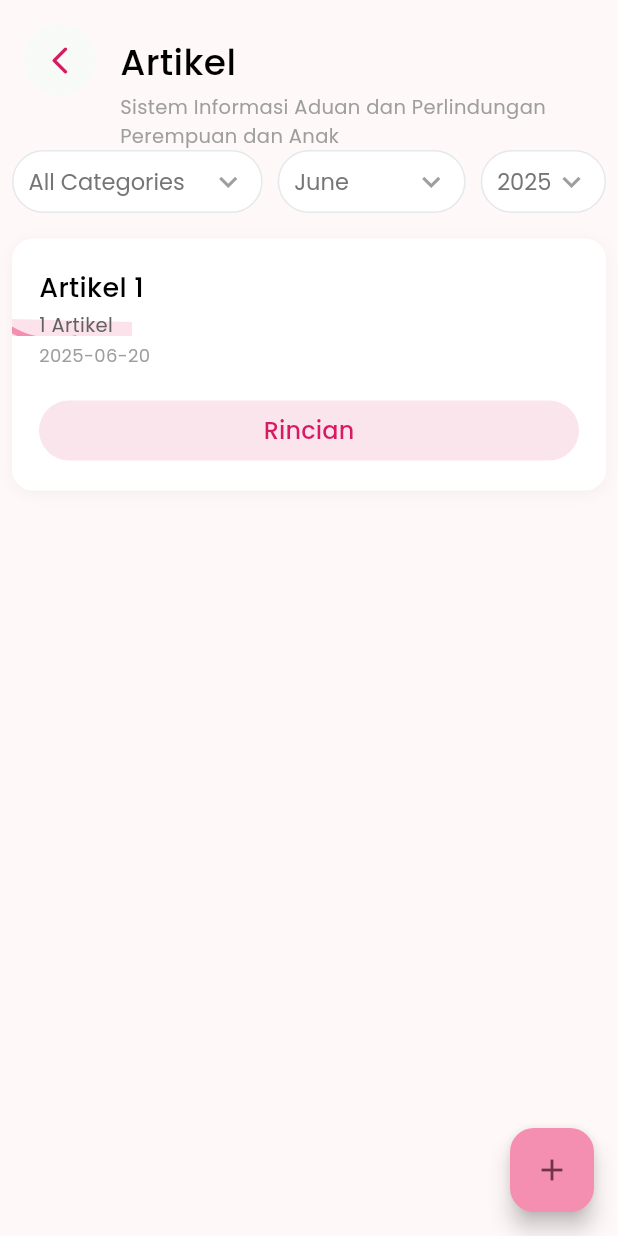
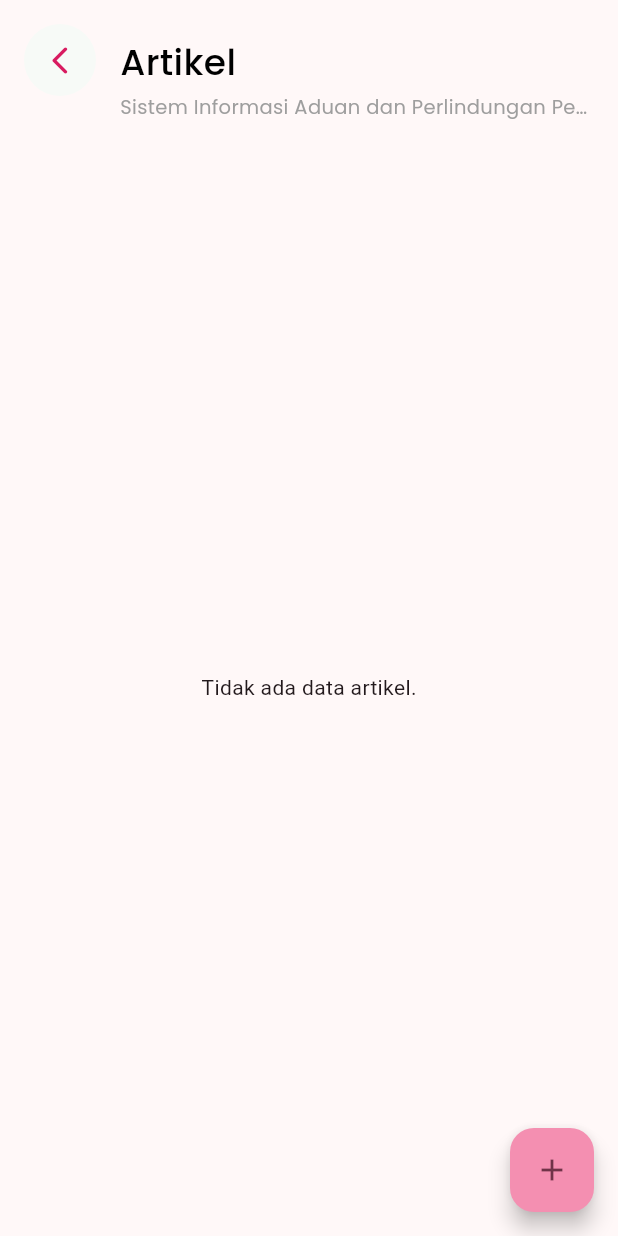
Before and after one commit to Agussaputr44/SiapPA-fe, a Flutter app: the ArticleScreen screen opened by its route, on a phone screen of 412 x 824 dp. Run offline on Flutter 3.47's test engine with Material 3 defaults, Android fonts, the phone set to English and light mode, and no system bars; our stand-ins replace curved_navigation_bar, flutter_secure_storage, google_fonts, google_sign_in, video_player; accounts and stored records are empty.

Commit message:
feat: add fetch all articles

````diff
--- a/lib/configs/api_config.dart
+++ b/lib/configs/api_config.dart
@@ -56,7 +56,7 @@ class ApiConfig {
   // === Endpoint Artikel ===
 
   /// Endpoint mengambil daftar artikel.
-  static const String artikels = "/artikels";
+  static const String articles = "/artikels";
 
   /// Endpoint detail artikel berdasarkan [id].
   static String artikelDetail(String id) => "/artikels/$id";
--- a/lib/main.dart
+++ b/lib/main.dart
@@ -1,5 +1,6 @@
 import 'package:flutter/material.dart';
 import 'package:provider/provider.dart';
+import 'package:siappa/providers/articles_provider.dart';
 import 'package:siappa/providers/filters_provider.dart';
 import 'package:siappa/providers/users_provider.dart';
 import 'package:siappa/views/screens/admins/article/add_article_screen.dart';
@@ -36,6 +37,7 @@ class Main extends StatelessWidget {
         ChangeNotifierProvider(create: (_) => AuthProvider()),
         ChangeNotifierProvider(create: (_) => FiltersProvider()),
         ChangeNotifierProvider(create: (_) => UsersProvider()),
+        ChangeNotifierProvider(create: (_) => ArticlesProvider()),
       ],
       child: MaterialApp(
         title: 'SiapPA',
@@ -46,7 +48,7 @@ class Main extends StatelessWidget {
           '/': (context) => const SplashScreen(),
           '/dashboard': (context) => const DashboardScreen(),
           '/login': (context) => const LoginScreen(),
-          '/register': (context) =>  RegisterScreen(),
+          '/register': (context) => RegisterScreen(),
           '/laporan': (context) => const ReportScreen(),
           '/artikel': (context) => const ArticleScreen(),
           '/artikel/detail': (context) => const DetailArticleScreen(),
--- a/lib/models/artikels_model.dart
+++ b/lib/models/articles_model.dart
@@ -18,7 +18,7 @@
 /// final artikel = Artikel.fromJson(jsonData);
 /// print(artikel.judul);
 /// ```
-class Artikel {
+class ArticlesModel {
   /// ID unik artikel (opsional).
   final int? id;
 
@@ -38,7 +38,7 @@ class Artikel {
   final DateTime? updatedAt;
 
   /// Membuat instance [Artikel] baru.
-  Artikel({
+  ArticlesModel({
     this.id,
     required this.judul,
     required this.isi,
@@ -48,8 +48,8 @@ class Artikel {
   });
 
   /// Membuat objek [Artikel] dari map JSON.
-  factory Artikel.fromJson(Map<String, dynamic> json) {
-    return Artikel(
+  factory ArticlesModel.fromJson(Map<String, dynamic> json) {
+    return ArticlesModel(
       id: json['id'],
       judul: json['judul'] ?? '',
       isi: json['isi'] ?? '',
@@ -64,7 +64,7 @@ class Artikel {
   }
 
   /// Membuat salinan objek [Artikel] dengan properti yang dapat diperbarui.
-  Artikel copyWith({
+  ArticlesModel copyWith({
     int? id,
     String? judul,
     String? isi,
@@ -72,7 +72,7 @@ class Artikel {
     DateTime? createdAt,
     DateTime? updatedAt,
   }) {
-    return Artikel(
+    return ArticlesModel(
       id: id ?? this.id,
       judul: judul ?? this.judul,
       isi: isi ?? this.isi,
--- a/lib/views/screens/admins/article/article_screen.dart
+++ b/lib/views/screens/admins/article/article_screen.dart
@@ -1,35 +1,32 @@
 import 'package:flutter/material.dart';
 import 'package:provider/provider.dart';
+import 'package:siappa/providers/articles_provider.dart';
+import 'package:siappa/providers/auth_provider.dart';
 import 'package:siappa/providers/filters_provider.dart';
 import 'package:siappa/views/screens/admins/widgets/app_bar_widget.dart';
 import 'package:siappa/views/screens/admins/article/article_card_widget.dart';
 import '../widgets/filter_widget.dart';
 
-// Dummy data for demonstration
-const List<String> categories = [
-  "All Categories",
-  "Fisik",
-  "Psikis",
-  "Sosial",
-  "Ekonomi",
-  "Seksual",
-  "Perundungan"
-];
-
-const List<String> months = [
-  "January", "February", "March", "April", "May", "June",
-  "July", "August", "September", "October", "November", "December"
-];
-
-const List<String> years = [
-  "2024", "2025", "2026"
-];
-
-class ArticleScreen extends StatelessWidget {
+class ArticleScreen extends StatefulWidget {
   const ArticleScreen({Key? key}) : super(key: key);
 
   @override
+  State<ArticleScreen> createState() => _ArticleScreenState();
+}
+
+class _ArticleScreenState extends State<ArticleScreen> {
+  @override
+  void initState() {
+    super.initState();
+    Future.microtask(() {
+      final authProvider = context.read<AuthProvider>();
+      context.read<ArticlesProvider>().loadAllArticles(authProvider);
+    });
+  }
+
+  @override
   Widget build(BuildContext context) {
+    final articlesProvider = context.watch<ArticlesProvider>();
     final filter = context.watch<FiltersProvider>();
 
     return Scaffold(
@@ -40,7 +37,11 @@ class ArticleScreen extends StatelessWidget {
       ),
       body: Padding(
         padding: const EdgeInsets.all(8.0),
-        child: SingleChildScrollView(
+        child: articlesProvider.isLoading
+            ? const Center(child: CircularProgressIndicator())
+            : articlesProvider.articles.isEmpty
+                ? const Center(child: Text("Tidak ada data artikel."))
+                : SingleChildScrollView(
                     child: Column(
                       children: [
                         FilterWidget(
@@ -50,27 +51,36 @@ class ArticleScreen extends StatelessWidget {
                           selectedMonth: filter.month,
                           years: years,
                           selectedYear: filter.year,
-                onCategoryChanged: context.read<FiltersProvider>().setCategory,
-                onMonthChanged: context.read<FiltersProvider>().setMonth,
-                onYearChanged: context.read<FiltersProvider>().setYear,
+                          onCategoryChanged:
+                              context.read<FiltersProvider>().setCategory,
+                          onMonthChanged:
+                              context.read<FiltersProvider>().setMonth,
+                          onYearChanged:
+                              context.read<FiltersProvider>().setYear,
                         ),
                         const SizedBox(height: 10),
-              // Example Article Card(s)
-              ArticleCardWidget(
-                title: 'Artikel 1',
-                subtitle: '1 Artikel',
-                date: '2025-06-20',
+                        // Render artikel dari provider
+                        ...articlesProvider.articles.map((artikel) {
+                          return ArticleCardWidget(
+                            title: artikel.judul,
+                            // Tambahkan kategori kalau ada di model
+                            date: artikel.createdAt?.toIso8601String() ??
+                                'Tanggal tidak tersedia',
                             onDetail: () {
-                  Navigator.of(context).pushNamed('/artikel/detail', arguments: {
-                    'title': 'Artikel 1',
-                    'imageUrl': 'https://example.com/image1.jpg',
-                    'content': 'Konten artikel 1',
+                              print('Push to detail with: ${artikel.judul}, ${artikel.foto}, ${artikel.isi}');
+
+                              Navigator.of(context)
+                                  .pushNamed('/artikel/detail', arguments: {
+                                'title': artikel.judul,
+                                'imageUrl': artikel.foto ?? '',
+                                'content': artikel.isi,
                               });
                             },
                             bgCircleColor: const Color(0xFFF48FB1),
-                bgCircleShadow: const Color(0xFFF48FB1).withOpacity(0.2),
-              ),
-              // Tambahkan ArticleCardWidget lain di sini sesuai kebutuhan
+                            bgCircleShadow:
+                                const Color(0xFFF48FB1).withOpacity(0.2),
+                          );
+                        }).toList(),
                       ],
                     ),
                   ),
@@ -85,3 +95,31 @@ class ArticleScreen extends StatelessWidget {
     );
   }
 }
+
+// Dummy filter options
+const List<String> categories = [
+  "All Categories",
+  "Fisik",
+  "Psikis",
+  "Sosial",
+  "Ekonomi",
+  "Seksual",
+  "Perundungan"
+];
+
+const List<String> months = [
+  "January",
+  "February",
+  "March",
+  "April",
+  "May",
+  "June",
+  "July",
+  "August",
+  "September",
+  "October",
+  "November",
+  "December"
+];
+
+const List<String> years = ["2024", "2025", "2026"];
--- a/lib/views/screens/admins/widgets/app_bar_widget.dart
+++ b/lib/views/screens/admins/widgets/app_bar_widget.dart
@@ -54,15 +54,20 @@ class AppBarWidget extends StatelessWidget implements PreferredSizeWidget {
                   children: [
                     Text(
                       title,
+                        overflow: TextOverflow.ellipsis,
+
                       style: GoogleFonts.poppins(
                         fontSize: 24,
                         fontWeight: FontWeight.w500,
                         color: Colors.black,
+
                       ),
                     ),
                     const SizedBox(height: 4),
                     Text(
                       subtitle,
+                        overflow: TextOverflow.ellipsis,
+
                       style: GoogleFonts.poppins(
                         fontSize: 13,
                         color: Colors.grey,
--- a/lib/views/screens/auth/login_screen.dart
+++ b/lib/views/screens/auth/login_screen.dart
@@ -315,5 +315,9 @@ class _BottomPortion extends StatelessWidget {
         ),
       ),
     );
+
   }
+
+
+
 }
--- a/pubspec.yaml
+++ b/pubspec.yaml
@@ -43,6 +43,7 @@ dependencies:
   file_picker: ^8.1.2
   flutter_secure_storage: ^9.2.4
   google_sign_in: ^6.2.2
+  mime: ^2.0.0
 
 
 
@@ -77,6 +78,10 @@ flutter:
     - assets/icons/artikel.png
     - assets/icons/ic_fisik.png
     - assets/icons/ic_profile.png
+    - assets/icons/ic_psikis.png
+    - assets/icons/ic_seksual.png
+    - assets/icons/ic_ekonomi.png
+    - assets/icons/ic_sosial.png
 
   # An image asset can refer to one or more resolution-specific "variants", see
   # https://flutter.dev/to/resolution-aware-images
````
Also changed, not shown: lib/providers/articles_provider.dart (added, +37 -0 lines), lib/services/articles_service.dart (added, +61 -0 lines), lib/services/upload_media_service.dart (added, +58 -0 lines), lib/views/screens/admins/article/detail_article_screen.dart (+7 -10 lines), lib/views/screens/admins/dashboard/dashboard_screen.dart (+8 -8 lines), assets/icons/ic_ekonomi.png (added), assets/icons/ic_psikis.png (added), assets/icons/ic_seksual.png (added), assets/icons/ic_sosial.png (added), lib/providers/artikels_provider.dart (deleted), lib/services/artikels_service.dart (deleted), pubspec.lock. Lines whose indentation alone changed are shown as unchanged.
